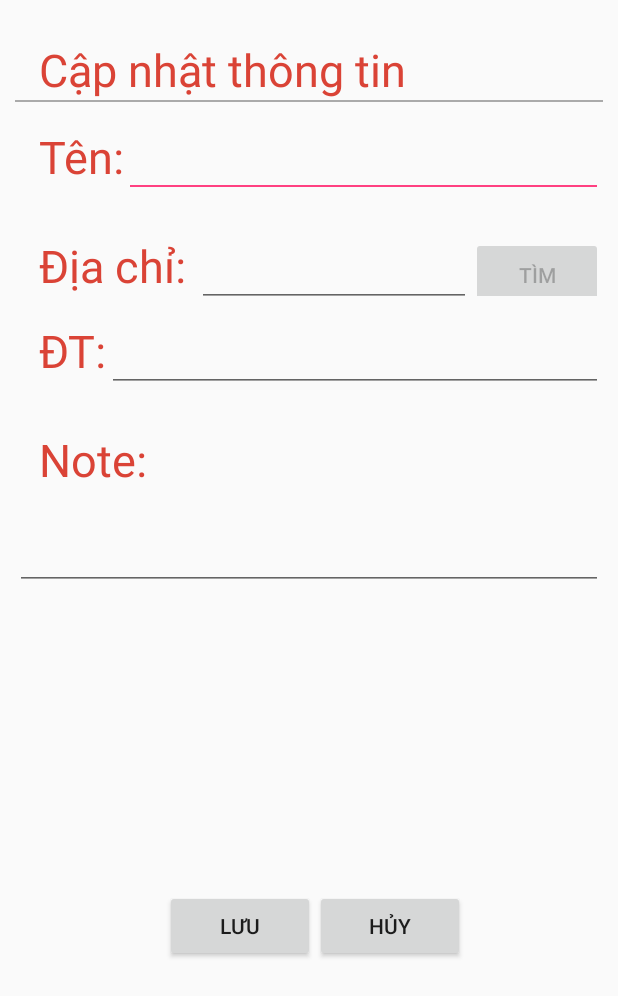
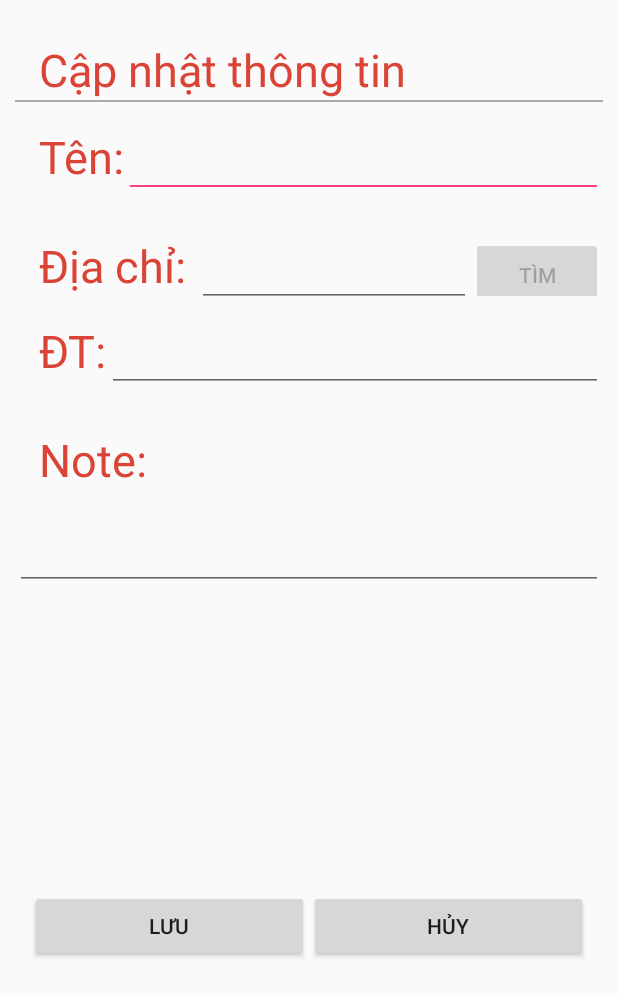
Before and after one commit to trandinhlam/AndroidProjectGroup32, an Android app: the Them_CapNhatDanhBa_Activity screen opened directly, with no data from a screen before it, on a phone screen of 412 x 824 dp. Shown: the top 996 px of the screen. Run offline under Robolectric (Android 15) with nearby library versions, the phone set to English and light mode, and no system bars.

Commit message:
Sửa giao diện sửa danh bạ

```diff
--- a/LoactionSaver/app/src/main/res/layout/itemdanhba_chitiet_them_sua_layout.xml
+++ b/LoactionSaver/app/src/main/res/layout/itemdanhba_chitiet_them_sua_layout.xml
@@ -1,112 +1,124 @@
 <?xml version="1.0" encoding="utf-8"?>
-<LinearLayout xmlns:android="http://schemas.android.com/apk/res/android"
-    android:orientation="vertical"
+<ScrollView xmlns:android="http://schemas.android.com/apk/res/android"
+    android:layout_width="match_parent"
+    android:layout_height="match_parent">
+
+    <LinearLayout
         android:layout_width="match_parent"
         android:layout_height="match_parent"
-    android:layout_margin="10dp">
+        android:layout_margin="10dp"
+        android:orientation="vertical">
+
+
     <TextView
         android:layout_width="wrap_content"
         android:layout_height="wrap_content"
-        android:text="Cập nhật thông tin"
         android:paddingLeft="@dimen/fab_margin"
         android:paddingTop="@dimen/fab_margin"
+        android:text="Cập nhật thông tin"
         android:textColor="@color/colorred"
-        android:textSize="@dimen/titleTextSize"
-        />
+        android:textSize="@dimen/titleTextSize" />
 
     <View
         android:layout_width="match_parent"
         android:layout_height="1dp"
-        android:background="@android:color/darker_gray"/>
+        android:background="@android:color/darker_gray" />
+
     <LinearLayout
-        android:orientation="horizontal"
         android:layout_width="match_parent"
-        android:layout_height="wrap_content">
+        android:layout_height="wrap_content"
+        android:orientation="horizontal">
+
         <TextView
             android:id="@+id/TenDiaDiem"
             android:layout_width="wrap_content"
             android:layout_height="wrap_content"
-            android:text="Tên:"
             android:paddingLeft="@dimen/fab_margin"
             android:paddingTop="@dimen/fab_margin"
-            android:textSize="@dimen/Itemtextsize"
+            android:text="Tên:"
             android:textColor="@color/colorred"
-            />
+            android:textSize="@dimen/Itemtextsize" />
+
         <EditText
             android:id="@+id/editTen"
             android:layout_width="match_parent"
             android:layout_height="wrap_content"
-            android:paddingLeft="5dp"
-            android:lines="1"/>
+            android:lines="1"
+            android:paddingLeft="5dp" />
     </LinearLayout>
 
     <LinearLayout
-        android:layout_marginTop= "@dimen/fab_margin"
-        android:orientation="horizontal"
         android:layout_width="match_parent"
-        android:layout_height="wrap_content">
+        android:layout_height="wrap_content"
+        android:layout_marginTop="@dimen/fab_margin"
+        android:orientation="horizontal">
+
         <TextView
             android:layout_width="wrap_content"
             android:layout_height="wrap_content"
+            android:paddingLeft="@dimen/fab_margin"
+            android:paddingTop="@dimen/fab_margin"
             android:text="Địa chỉ: "
             android:textColor="@color/colorred"
-            android:paddingLeft="@dimen/fab_margin"
-            android:paddingTop="@dimen/fab_margin"
-            android:textSize="@dimen/Itemtextsize"/>
+            android:textSize="@dimen/Itemtextsize" />
+
         <EditText
             android:id="@+id/editDiaChi"
             android:layout_width="@dimen/edittextwidth"
             android:layout_height="wrap_content"
+            android:layout_weight="1"
             android:lines="1"
-                android:layout_weight="1"
 
             />
+
         <Button
             android:id="@+id/btnTimDiaChi"
             android:layout_width="wrap_content"
             android:layout_height="50dp"
+            android:enabled="false"
             android:text="Tìm"
-                android:enabled="false"
 
             />
     </LinearLayout>
 
     <LinearLayout
-        android:orientation="horizontal"
         android:layout_width="match_parent"
-        android:layout_height="wrap_content">
+        android:layout_height="wrap_content"
+        android:orientation="horizontal">
+
         <TextView
             android:layout_width="wrap_content"
             android:layout_height="wrap_content"
+            android:paddingBottom="@dimen/fab_margin"
+            android:paddingLeft="@dimen/fab_margin"
+            android:paddingTop="@dimen/fab_margin"
             android:text="ĐT:"
             android:textColor="@color/colorred"
-            android:paddingLeft="@dimen/fab_margin"
-            android:paddingTop="@dimen/fab_margin"
-            android:paddingBottom="@dimen/fab_margin"
-            android:textSize="@dimen/Itemtextsize"/>
+            android:textSize="@dimen/Itemtextsize" />
+
         <EditText
             android:id="@+id/editSDT"
             android:layout_width="match_parent"
             android:layout_height="wrap_content"
-            android:lines="1"
-            android:inputType="phone" />
+            android:inputType="phone"
+            android:lines="1" />
     </LinearLayout>
 
     <TextView
 
         android:layout_width="wrap_content"
         android:layout_height="wrap_content"
+        android:paddingLeft="@dimen/fab_margin"
+        android:paddingTop="@dimen/fab_margin"
         android:text="Note:"
         android:textColor="@color/colorred"
-        android:paddingLeft="@dimen/fab_margin"
-        android:paddingTop="@dimen/fab_margin"
-        android:textSize="@dimen/Itemtextsize"/>
+        android:textSize="@dimen/Itemtextsize" />
+
     <EditText
         android:id="@+id/editNote"
         android:layout_width="match_parent"
         android:layout_height="wrap_content"
-        android:lines="2"/>
-
+        android:lines="2" />
 
 
     <ImageView
@@ -118,24 +130,29 @@
 
         />
 
-   <GridLayout
-       android:stateListAnimator="@null"
-       android:layout_gravity="center_horizontal"
+
+    <LinearLayout
         android:layout_width="match_parent"
         android:layout_height="wrap_content">
 
+
+
         <Button
             android:id="@+id/btnSave"
-           android:layout_width="100dp"
+            android:layout_width="80dp"
             android:layout_height="wrap_content"
-           android:layout_marginStart="@dimen/marginstartbutton"
-           android:text="Lưu"
-           />
+            android:layout_marginLeft="10dp"
+            android:layout_weight="2"
+            android:text="Lưu" />
+
         <Button
             android:id="@+id/btnCancel"
-           android:layout_width="100dp"
+            android:layout_width="80dp"
             android:layout_height="wrap_content"
-           android:text="Hủy"
-           />
-   </GridLayout>
+            android:layout_marginRight="10dp"
+            android:layout_weight="2"
+            android:text="Hủy" />
        </LinearLayout>
+
+    </LinearLayout>
+</ScrollView>
```
Lines whose indentation alone changed are shown as unchanged.
